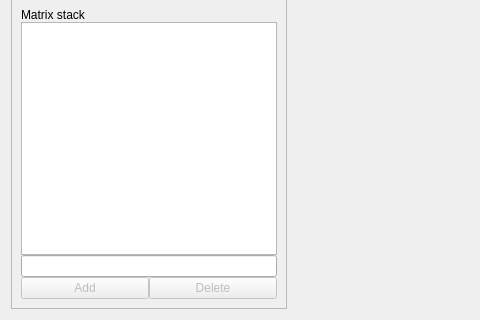
Qt form MainWindow.ui (Fuuzetsu/cwk1-cm20219-2013) before a commit; both pictures show x 0 to 480 and y 528 to 848 of the 794 by 848 pixel window.
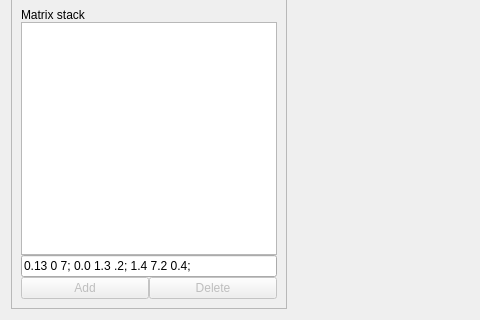
The same form after that commit. Custom widgets are drawn as their Qt base class.

Commit message: Allow for adding matrices to the transformation.

What changed in the file:
```diff
--- a/MainWindow.ui
+++ b/MainWindow.ui
@@ -165,7 +165,11 @@
          <widget class="QListWidget" name="matrixList"/>
         </item>
         <item>
-         <widget class="QLineEdit" name="newMatrixEdit"/>
+         <widget class="QLineEdit" name="newMatrixEdit">
+          <property name="text">
+           <string>0.13 0 7; 0.0 1.3 .2; 1.4 7.2 0.4;</string>
+          </property>
+         </widget>
         </item>
         <item>
          <layout class="QHBoxLayout" name="horizontalLayout">
```
The commit also changes 1 other file.
